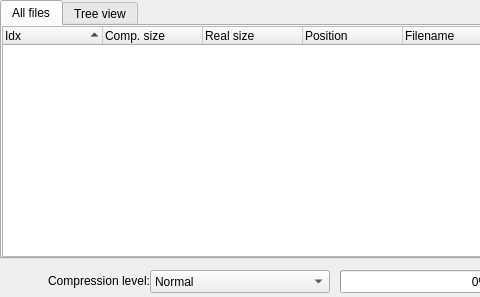
First picture: the form in grfbuilder/qt_win.ui, repository MagicalTux/grf, before the edit; both pictures show x 0 to 480 and y 0 to 297 of the 736 by 297 pixel window.
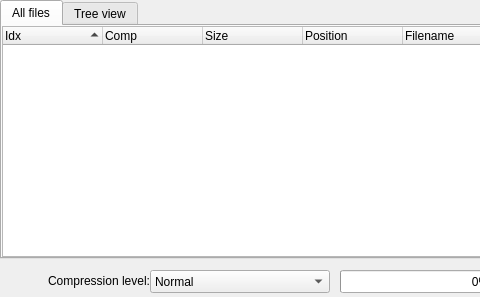
Second picture: the form after the edit.

What changed in the file:
```diff
--- a/grfbuilder/qt_win.ui
+++ b/grfbuilder/qt_win.ui
@@ -233,12 +233,12 @@
      </column>
      <column>
       <property name="text" >
-       <string>Comp. size</string>
+       <string>Comp</string>
       </property>
      </column>
      <column>
       <property name="text" >
-       <string>Real size</string>
+       <string>Size</string>
       </property>
      </column>
      <column>
```
